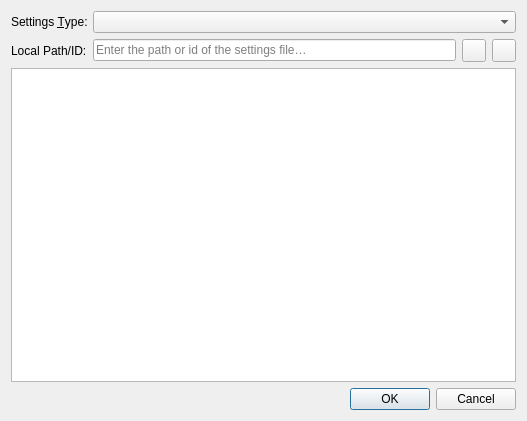
Skycoder42/Conflip, file conflip/editsettingsobjectdialog.ui: the form before one commit.
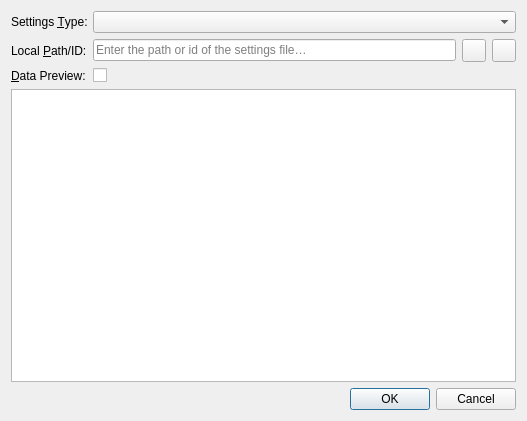
The form after the commit. Icons and pictures are not drawn.

```diff
--- a/conflip/editsettingsobjectdialog.ui
+++ b/conflip/editsettingsobjectdialog.ui
@@ -32,7 +32,10 @@
      <item row="1" column="0">
       <widget class="QLabel" name="pathIDLabel">
        <property name="text">
-        <string>Local Path/ID:</string>
+        <string>Local &amp;Path/ID:</string>
+       </property>
+       <property name="buddy">
+        <cstring>pathIDLineEdit</cstring>
        </property>
       </widget>
      </item>
@@ -68,6 +71,19 @@
        </item>
       </layout>
      </item>
+     <item row="2" column="0">
+      <widget class="QLabel" name="dataPreviewLabel">
+       <property name="text">
+        <string>&amp;Data Preview:</string>
+       </property>
+       <property name="buddy">
+        <cstring>dataPreviewCheckBox</cstring>
+       </property>
+      </widget>
+     </item>
+     <item row="2" column="1">
+      <widget class="QCheckBox" name="dataPreviewCheckBox"/>
+     </item>
     </layout>
    </item>
    <item>
```
Left out of the diff: 11 changed lines with no effect on the pictures.
